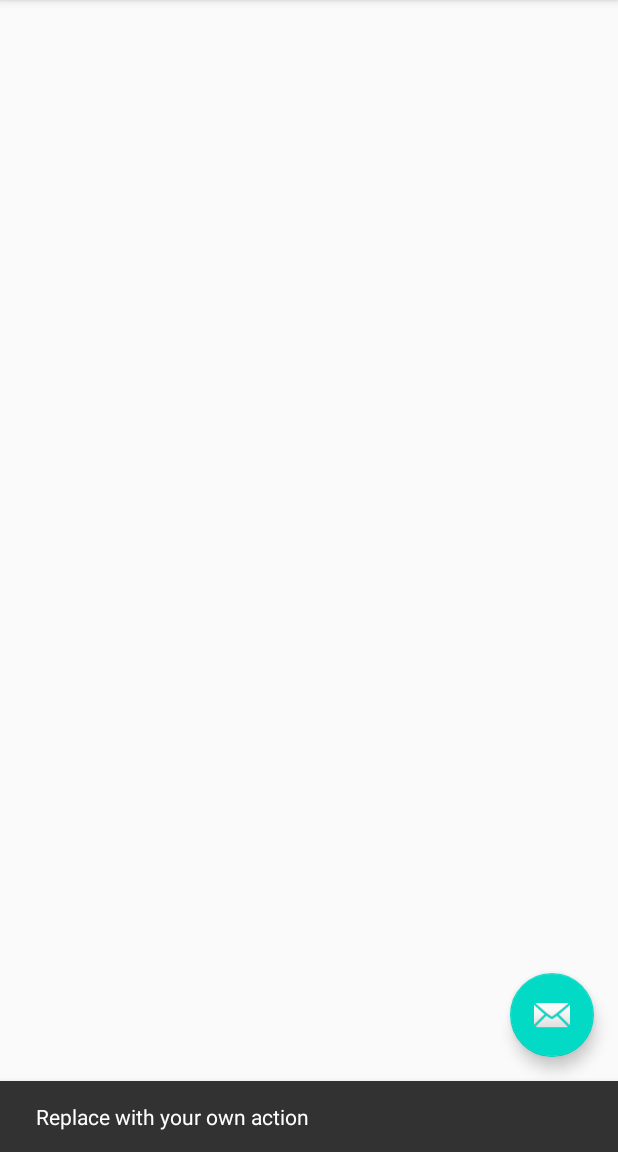
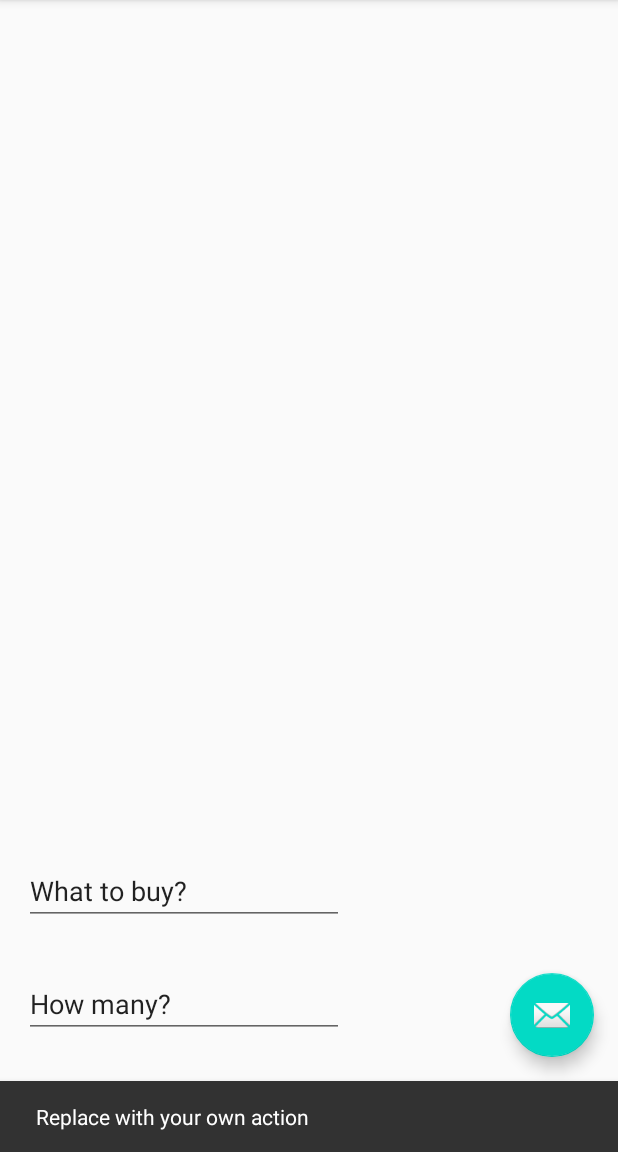
Before and after one commit to YasmineBY/Level-4-Task-1, an Android app: the screen it shows after launch (MainActivity), after a tap on an icon or button, on a phone screen of 412 x 824 dp, the part 84-1236 px from its top. Run offline under Robolectric (Android 15) with nearby library versions, the phone set to English and light mode, and no system bars.

Commit message:
Basic layout

```diff
--- a/app/src/main/res/layout/content_main.xml
+++ b/app/src/main/res/layout/content_main.xml
@@ -1,6 +1,50 @@
 <?xml version="1.0" encoding="utf-8"?>
 <androidx.constraintlayout.widget.ConstraintLayout xmlns:android="http://schemas.android.com/apk/res/android"
     xmlns:app="http://schemas.android.com/apk/res-auto"
+    xmlns:tools="http://schemas.android.com/tools"
     android:layout_width="match_parent"
     android:layout_height="match_parent"
-    app:layout_behavior="@string/appbar_scrolling_view_behavior"/>
+    app:layout_behavior="@string/appbar_scrolling_view_behavior">
+
+    <androidx.recyclerview.widget.RecyclerView
+        android:id="@+id/recyclerView"
+        android:layout_width="388dp"
+        android:layout_height="495dp"
+        android:layout_marginStart="16dp"
+        android:layout_marginTop="16dp"
+        android:layout_marginEnd="16dp"
+        app:layout_constraintEnd_toEndOf="parent"
+        app:layout_constraintHorizontal_bias="0.5"
+        app:layout_constraintStart_toStartOf="parent"
+        app:layout_constraintTop_toTopOf="parent" />
+
+    <EditText
+        android:id="@+id/editText"
+        android:layout_width="wrap_content"
+        android:layout_height="wrap_content"
+        android:layout_marginStart="16dp"
+        android:layout_marginTop="60dp"
+        android:layout_marginEnd="16dp"
+        android:ems="10"
+        android:inputType="textPersonName"
+        android:text="@string/whatBuy"
+        app:layout_constraintEnd_toEndOf="parent"
+        app:layout_constraintHorizontal_bias="0.0"
+        app:layout_constraintStart_toStartOf="parent"
+        app:layout_constraintTop_toBottomOf="@+id/recyclerView" />
+
+    <EditText
+        android:id="@+id/editText2"
+        android:layout_width="wrap_content"
+        android:layout_height="wrap_content"
+        android:layout_marginStart="16dp"
+        android:layout_marginTop="30dp"
+        android:layout_marginEnd="16dp"
+        android:ems="10"
+        android:inputType="textPersonName"
+        android:text="@string/howMany"
+        app:layout_constraintEnd_toEndOf="parent"
+        app:layout_constraintHorizontal_bias="0.0"
+        app:layout_constraintStart_toStartOf="parent"
+        app:layout_constraintTop_toBottomOf="@+id/editText" />
+</androidx.constraintlayout.widget.ConstraintLayout>
--- a/app/src/main/res/values/strings.xml
+++ b/app/src/main/res/values/strings.xml
@@ -1,12 +1,13 @@
 <resources>
     <string name="app_name">Shopping List</string>
+    <string name="whatBuy">What to buy?</string>
+    <string name="howMany">How many?</string>
+
+
+    <!-- Delete beneath? -->
+
     <string name="action_settings">Settings</string>
-    <!-- Strings used for fragments for navigation -->
-    <string name="first_fragment_label">First Fragment</string>
-    <string name="second_fragment_label">Second Fragment</string>
     <string name="next">Next</string>
     <string name="previous">Previous</string>
 
-    <string name="hello_first_fragment">Hello first fragment</string>
-    <string name="hello_second_fragment">Hello second fragment. Arg: %1$s</string>
 </resources>
```
